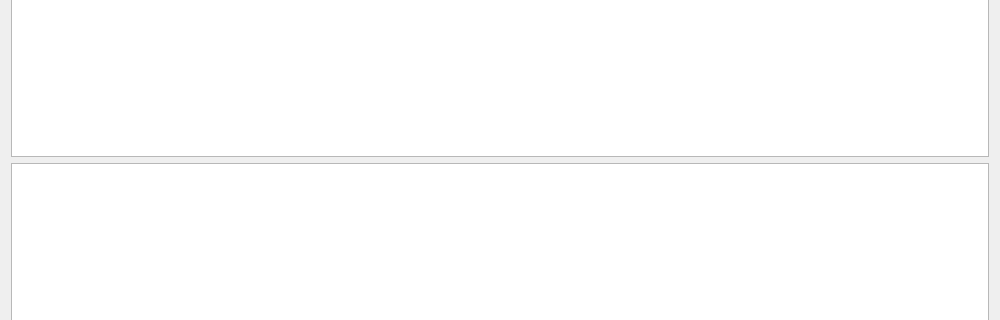
The window that ui/TeamTabWidget.ui (probonopd/QTournament) describes before a commit, drawn with Qt 5; both pictures show x 0 to 1000 and y 172 to 492 of the 1000 by 636 pixel window.
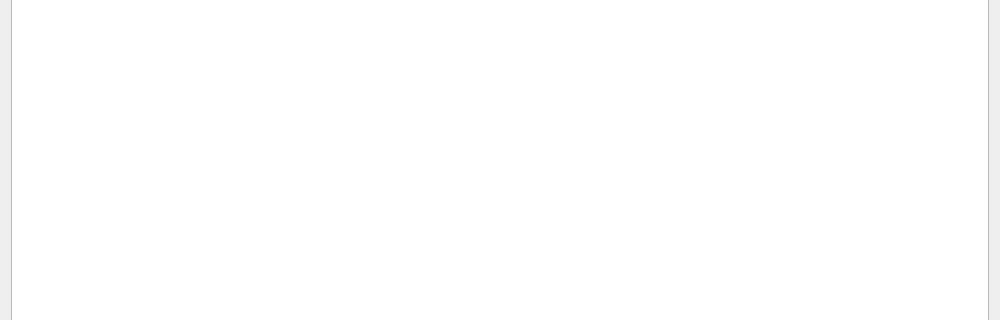
The same window after the commit. Icons and pictures are not drawn. Custom widgets are drawn as their Qt base class.

Commit message: Disabled / hid all unused widgets.

```diff
--- a/ui/TeamTabWidget.ui
+++ b/ui/TeamTabWidget.ui
@@ -31,9 +31,6 @@
        </item>
       </layout>
      </item>
-     <item>
-      <widget class="QColumnView" name="columnView"/>
-     </item>
      <item>
       <widget class="TeamListView" name="teamList"/>
      </item>
```
The commit also changes 3 other files.
